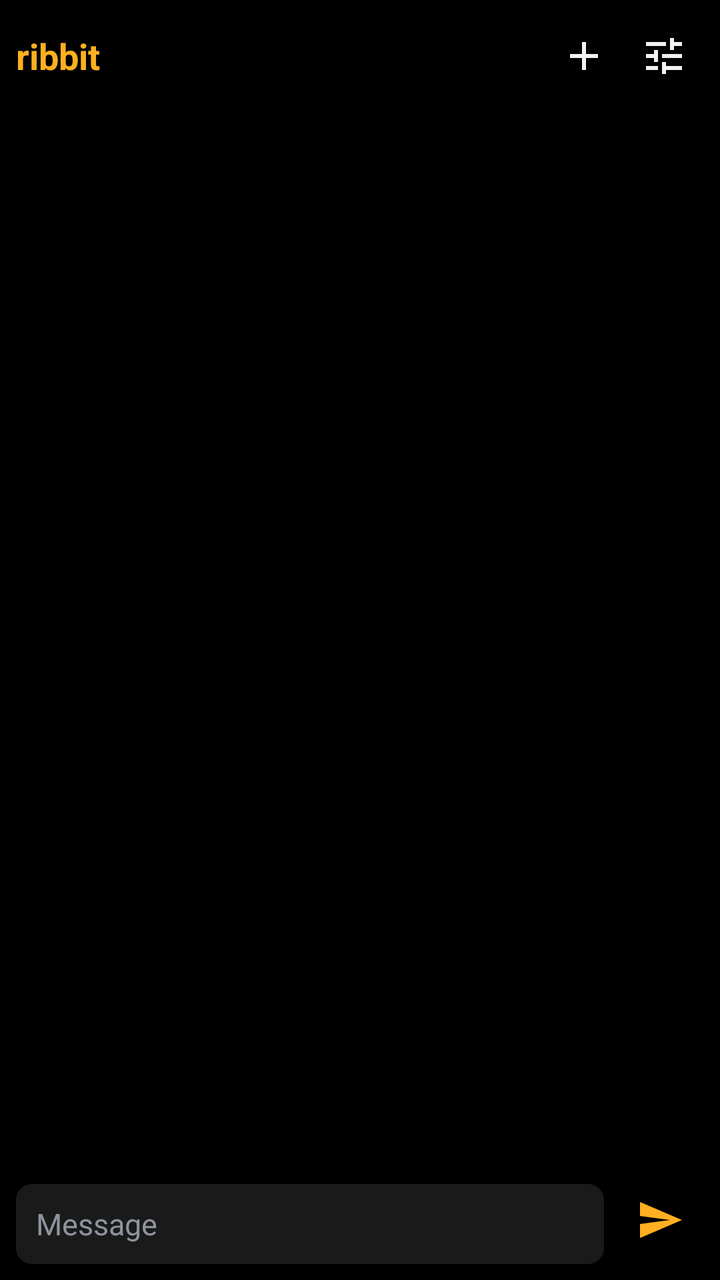
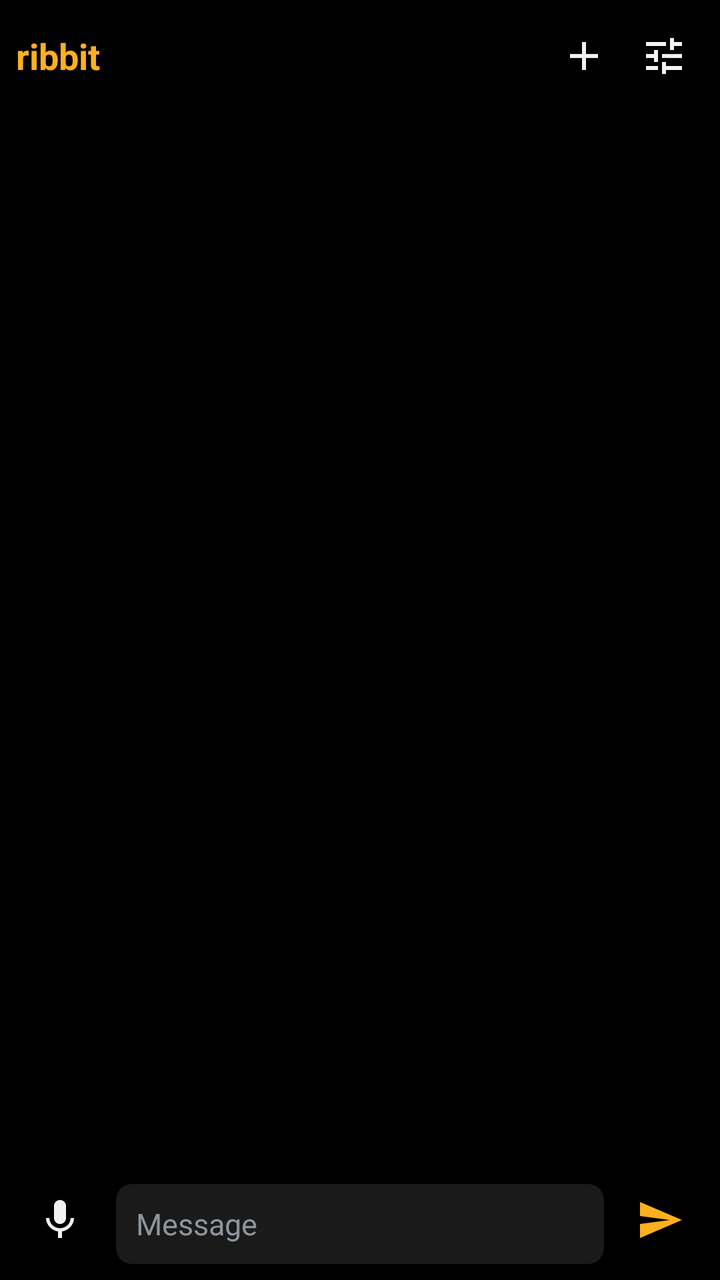

The first picture is an Android layout as it rendered before a commit; the second is the same layout after the commit. The layout source and the unified diff follow.
<!-- AndroidManifest.xml: application theme Theme.Ribbit -->
<!-- res/layout/activity_home.xml -->
<?xml version="1.0" encoding="utf-8"?>
<LinearLayout xmlns:android="http://schemas.android.com/apk/res/android"
    android:layout_width="match_parent"
    android:layout_height="match_parent"
    android:orientation="vertical"
    android:padding="8dp">

    <LinearLayout
        android:layout_width="match_parent"
        android:layout_height="wrap_content"
        android:gravity="center_vertical"
        android:orientation="horizontal">

        <TextView
            android:layout_width="0dp"
            android:layout_height="wrap_content"
            android:layout_weight="1"
            android:text="@string/title"
            android:textColor="@color/accent"
            android:textSize="18sp"
            android:textStyle="bold" />

        <ImageButton
            android:id="@+id/new_chat"
            android:layout_width="40dp"
            android:layout_height="40dp"
            android:background="?android:attr/selectableItemBackgroundBorderless"
            android:contentDescription="@string/new_chat"
            android:src="@drawable/ic_new" />

        <ImageButton
            android:id="@+id/settings"
            android:layout_width="40dp"
            android:layout_height="40dp"
            android:background="?android:attr/selectableItemBackgroundBorderless"
            android:contentDescription="@string/settings"
            android:src="@drawable/ic_settings" />
    </LinearLayout>

    <TextView
        android:id="@+id/hint"
        android:textIsSelectable="false"
        android:layout_width="match_parent"
        android:layout_height="wrap_content"
        android:paddingTop="16dp"
        android:textColor="@color/dim"
        android:textSize="15sp" />

    <ScrollView
        android:id="@+id/scroll"
        android:layout_width="match_parent"
        android:layout_height="0dp"
        android:layout_weight="1"
        android:fillViewport="true">

        <LinearLayout
            android:id="@+id/messages"
            android:layout_width="match_parent"
            android:layout_height="wrap_content"
            android:orientation="vertical"
            android:paddingBottom="8dp" />
    </ScrollView>

    <LinearLayout
        android:layout_width="match_parent"
        android:layout_height="wrap_content"
        android:gravity="bottom"
        android:orientation="horizontal">

        <EditText
            android:id="@+id/input"
            android:layout_width="0dp"
            android:layout_height="wrap_content"
            android:layout_weight="1"
            android:background="@drawable/field"
            android:hint="@string/input_hint"
            android:imeOptions="actionSend"
            android:importantForAutofill="no"
            android:inputType="textCapSentences|textAutoCorrect|textMultiLine"
            android:maxLines="4"
            android:minHeight="40dp"
            android:paddingHorizontal="10dp"
            android:paddingVertical="8dp"
            android:textColor="@color/fg"
            android:textColorHint="@color/dim"
            android:textSize="15sp" />

        <ImageButton
            android:id="@+id/send"
            android:layout_width="44dp"
            android:layout_height="44dp"
            android:layout_marginStart="6dp"
            android:background="?android:attr/selectableItemBackgroundBorderless"
            android:contentDescription="@string/send"
            android:src="@drawable/ic_send" />
    </LinearLayout>
</LinearLayout>
<!-- resources referenced by this layout -->
<resources>
  <color name="accent">#FFB020</color>
  <color name="dim">#8E949C</color>
  <color name="fg">#F2F2F2</color>
  <!-- drawable field (drawable) -->
  <?xml version="1.0" encoding="utf-8"?>
  <shape xmlns:android="http://schemas.android.com/apk/res/android">
      <solid android:color="@color/field" />
      <corners android:radius="8dp" />
  </shape>
  <!-- drawable ic_new (drawable) -->
  <?xml version="1.0" encoding="utf-8"?>
  <vector xmlns:android="http://schemas.android.com/apk/res/android"
      android:width="24dp" android:height="24dp" android:viewportWidth="24" android:viewportHeight="24">
      <path android:fillColor="@color/fg" android:pathData="M19,13h-6v6h-2v-6H5v-2h6V5h2v6h6v2z" />
  </vector>
  <!-- drawable ic_send (drawable) -->
  <?xml version="1.0" encoding="utf-8"?>
  <vector xmlns:android="http://schemas.android.com/apk/res/android"
      android:width="24dp" android:height="24dp" android:viewportWidth="24" android:viewportHeight="24">
      <path android:fillColor="@color/accent" android:pathData="M2.01,21L23,12 2.01,3 2,10l15,2 -15,2z" />
  </vector>
  <!-- drawable ic_settings (drawable) -->
  <?xml version="1.0" encoding="utf-8"?>
  <vector xmlns:android="http://schemas.android.com/apk/res/android"
      android:width="24dp" android:height="24dp" android:viewportWidth="24" android:viewportHeight="24">
      <path android:fillColor="@color/fg" android:pathData="M3,17v2h6v-2H3zM3,5v2h10V5H3zM13,21v-2h8v-2h-8v-2h-2v6h2zM7,9v2H3v2h4v2h2V9H7zM21,13v-2H11v2h10zM15,9h2V7h4V5h-4V3h-2v6z" />
  </vector>
  <string name="input_hint">Message</string>
  <string name="new_chat">New chat</string>
  <string name="send">Send</string>
  <string name="settings">Settings</string>
  <string name="title">ribbit</string>
  <style name="Theme.Ribbit" parent="@android:style/Theme.Material.NoActionBar">
          <item name="android:windowBackground">@color/bg</item>
          <item name="android:colorAccent">@color/accent</item>
          <item name="android:colorPrimary">@color/bg</item>
          <item name="android:statusBarColor">@color/bg</item>
          <item name="android:navigationBarColor">@color/bg</item>
          <item name="android:textColorPrimary">@color/fg</item>
      </style>
  <color name="field">#1A1A1A</color>
  <color name="bg">#000000</color>
</resources>

<!-- the commit's change to res/layout/activity_home.xml (unified diff, before → after) -->
@@ -67,6 +67,15 @@
         android:gravity="bottom"
         android:orientation="horizontal">
 
+        <ImageButton
+            android:id="@+id/mic"
+            android:layout_width="44dp"
+            android:layout_height="44dp"
+            android:layout_marginEnd="6dp"
+            android:background="?android:attr/selectableItemBackgroundBorderless"
+            android:contentDescription="@string/mic"
+            android:src="@drawable/ic_mic" />
+
         <EditText
             android:id="@+id/input"
             android:layout_width="0dp"
<!-- resource entries referenced after the edit -->
@@ -9,6 +9,13 @@
       <solid android:color="@color/field" />
       <corners android:radius="8dp" />
   </shape>
+  <!-- drawable ic_mic (drawable) -->
+  <?xml version="1.0" encoding="utf-8"?>
+  <vector xmlns:android="http://schemas.android.com/apk/res/android"
+      android:width="24dp" android:height="24dp" android:tint="@color/mic_tint"
+      android:viewportWidth="24" android:viewportHeight="24">
+      <path android:fillColor="#FFFFFFFF" android:pathData="M12,14c1.66,0 3,-1.34 3,-3V5c0,-1.66 -1.34,-3 -3,-3S9,3.34 9,5v6c0,1.66 1.34,3 3,3zM17.3,11c0,3 -2.54,5.1 -5.3,5.1S6.7,14 6.7,11H5c0,3.41 2.72,6.23 6,6.72V21h2v-3.28c3.28,-0.48 6,-3.3 6,-6.72h-1.7z" />
+  </vector>
   <!-- drawable ic_new (drawable) -->
   <?xml version="1.0" encoding="utf-8"?>
   <vector xmlns:android="http://schemas.android.com/apk/res/android"
@@ -28,6 +35,7 @@
       <path android:fillColor="@color/fg" android:pathData="M3,17v2h6v-2H3zM3,5v2h10V5H3zM13,21v-2h8v-2h-8v-2h-2v6h2zM7,9v2H3v2h4v2h2V9H7zM21,13v-2H11v2h10zM15,9h2V7h4V5h-4V3h-2v6z" />
   </vector>
   <string name="input_hint">Message</string>
+  <string name="mic">Hold to talk</string>
   <string name="new_chat">New chat</string>
   <string name="send">Send</string>
   <string name="settings">Settings</string>
